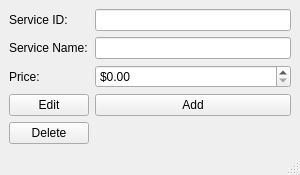
First picture: the form in src/main/resources/base/service.ui, repository dagayveggi/HotelManagementSystem, before the edit.
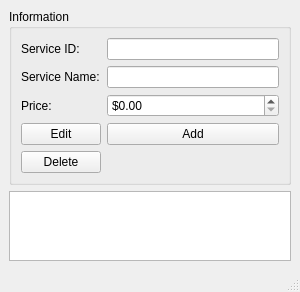
Second picture: the form after the edit.

Commit message: Service dialog is near complete. Need a few tweaks

Patch:
```diff
--- a/src/main/resources/base/service.ui
+++ b/src/main/resources/base/service.ui
@@ -7,14 +7,30 @@
     <x>0</x>
     <y>0</y>
     <width>300</width>
-    <height>166</height>
+    <height>278</height>
    </rect>
   </property>
   <property name="windowTitle">
    <string>MainWindow</string>
   </property>
   <widget class="QWidget" name="centralwidget">
-   <layout class="QFormLayout" name="formLayout">
+   <layout class="QGridLayout" name="gridLayout">
+    <item row="0" column="0">
+     <widget class="QGroupBox" name="groupBox">
+      <property name="title">
+       <string>Information</string>
+      </property>
+      <layout class="QFormLayout" name="formLayout_2">
+       <item row="0" column="0">
+        <widget class="QLabel" name="label_3">
+         <property name="text">
+          <string>Service ID:</string>
+         </property>
+        </widget>
+       </item>
+       <item row="0" column="1">
+        <widget class="QLineEdit" name="lineEdit_2"/>
+       </item>
     <item row="1" column="0">
      <widget class="QLabel" name="label">
       <property name="text">
@@ -42,13 +58,6 @@
       </property>
      </widget>
     </item>
-    <item row="3" column="1">
-     <widget class="QPushButton" name="pushButton">
-      <property name="text">
-       <string>Add</string>
-      </property>
-     </widget>
-    </item>
     <item row="3" column="0">
      <widget class="QPushButton" name="pushButton_2">
       <property name="text">
@@ -56,6 +65,13 @@
       </property>
      </widget>
     </item>
+       <item row="3" column="1">
+        <widget class="QPushButton" name="pushButton">
+         <property name="text">
+          <string>Add</string>
+         </property>
+        </widget>
+       </item>
     <item row="4" column="0">
      <widget class="QPushButton" name="pushButton_3">
       <property name="text">
@@ -63,15 +79,11 @@
       </property>
      </widget>
     </item>
-    <item row="0" column="0">
-     <widget class="QLabel" name="label_3">
-      <property name="text">
-       <string>Service ID:</string>
-      </property>
+      </layout>
      </widget>
     </item>
-    <item row="0" column="1">
-     <widget class="QLineEdit" name="lineEdit_2"/>
+    <item row="1" column="0">
+     <widget class="QTableView" name="tableView"/>
     </item>
    </layout>
   </widget>
```
Lines whose indentation alone changed are shown as unchanged. The commit also changes 4 other files.
